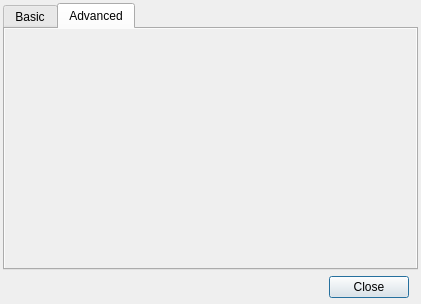
This is src/forms/FindDialog.ui in WindowDetective/WindowDetective as Qt 5 draws it before an edit. The edited form follows.
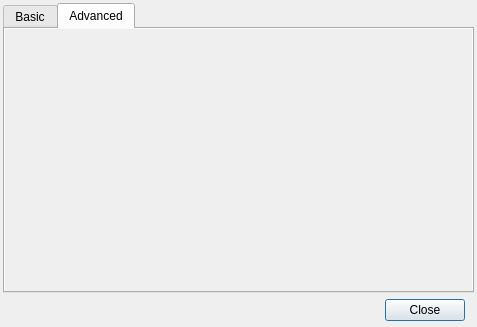
This is the edited form. The open tabs and pages were chosen to show the change. Icons and pictures are not drawn. Custom widgets are drawn as their Qt base class.

```diff
--- a/src/forms/FindDialog.ui
+++ b/src/forms/FindDialog.ui
@@ -6,8 +6,8 @@
    <rect>
     <x>0</x>
     <y>0</y>
-    <width>421</width>
-    <height>304</height>
+    <width>477</width>
+    <height>327</height>
    </rect>
   </property>
   <property name="minimumSize">
@@ -158,8 +158,8 @@
            <rect>
             <x>0</x>
             <y>0</y>
-            <width>409</width>
-            <height>240</height>
+            <width>98</width>
+            <height>33</height>
            </rect>
           </property>
           <layout class="QHBoxLayout" name="horizontalLayout">
```
Left out of the diff: 4 changed lines with no effect on the pictures.
